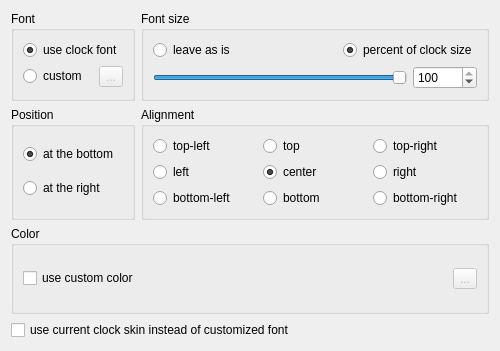
Qt form plugin_core/base_settings_widget.ui (Kolcha/DigitalClock4) before a commit.
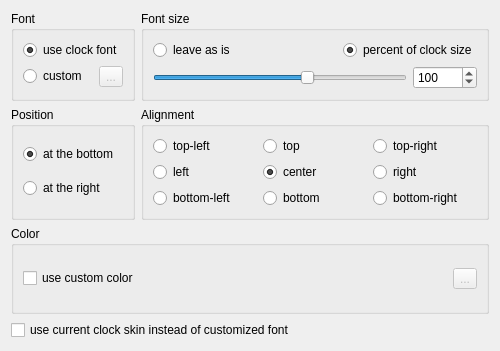
The same form after that commit. Custom widgets are drawn as their Qt base class.

Commit message: widget plugins: allow sizes >100%

The edit to the form file:
```diff
--- a/plugin_core/base_settings_widget.ui
+++ b/plugin_core/base_settings_widget.ui
@@ -76,7 +76,7 @@
          <number>20</number>
         </property>
         <property name="maximum">
-         <number>100</number>
+         <number>150</number>
         </property>
         <property name="value">
          <number>100</number>
@@ -92,7 +92,7 @@
          <number>20</number>
         </property>
         <property name="maximum">
-         <number>100</number>
+         <number>150</number>
         </property>
         <property name="value">
          <number>100</number>
```
The commit also changes 1 other file.
